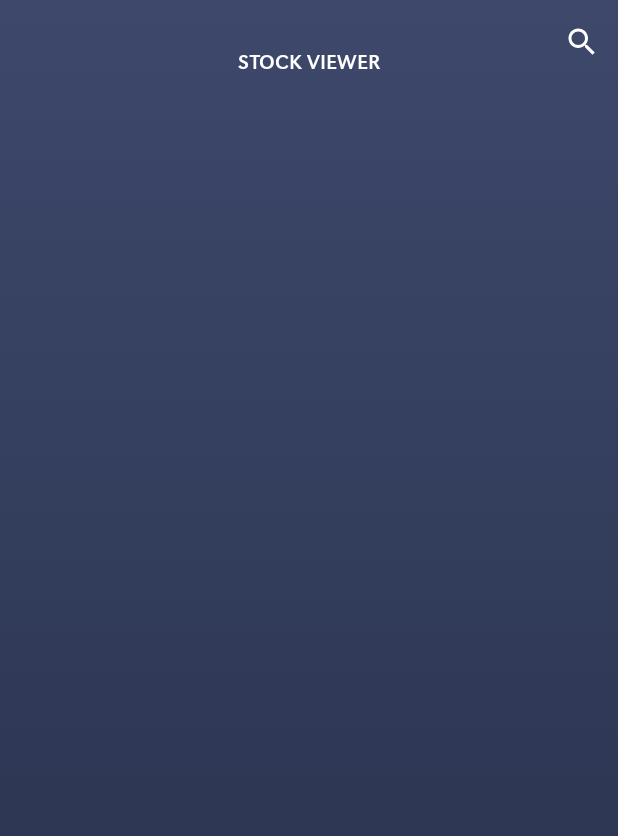
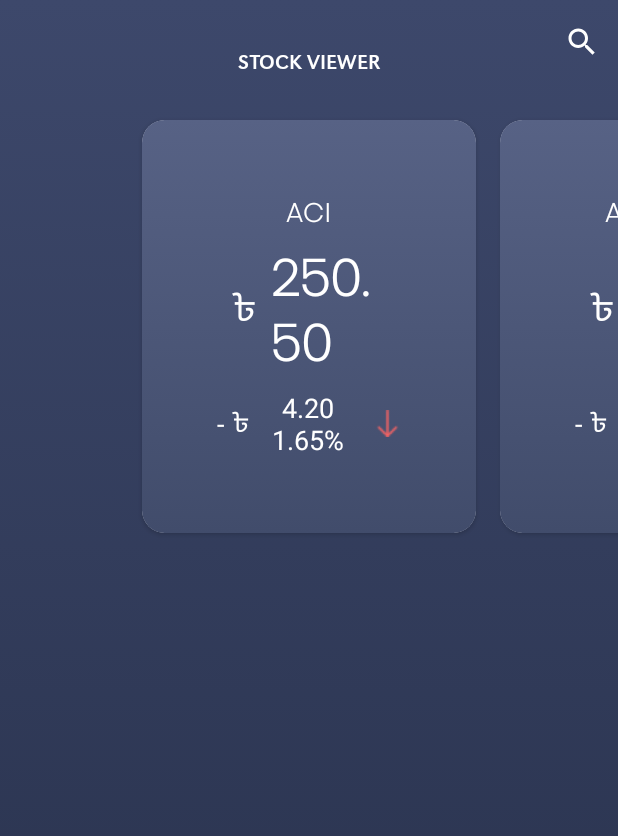
Before and after one commit to RasheeqZaman/Stock-Viewer, an Android app: the screen it shows after launch (MainActivity), on a phone screen of 412 x 824 dp. Before the commit the part shown is almost empty. Shown: the top 836 px of the screen. Run offline under Robolectric (Android 15) with nearby library versions, the phone set to English and light mode, and no system bars.

Commit message:
Added Top Stock Slider.

```diff
--- a/app/build.gradle
+++ b/app/build.gradle
@@ -26,6 +26,7 @@ dependencies {
     implementation fileTree(dir: "libs", include: ["*.jar"])
     implementation 'androidx.appcompat:appcompat:1.1.0'
     implementation 'androidx.constraintlayout:constraintlayout:1.1.3'
+    implementation 'androidx.cardview:cardview:1.0.0'
     testImplementation 'junit:junit:4.12'
     androidTestImplementation 'androidx.test.ext:junit:1.1.1'
     androidTestImplementation 'androidx.test.espresso:espresso-core:3.2.0'
--- a/app/src/main/java/com/example/stockviewer/MainActivity.java
+++ b/app/src/main/java/com/example/stockviewer/MainActivity.java
@@ -4,12 +4,20 @@ import androidx.appcompat.app.AppCompatActivity;
 import androidx.appcompat.widget.SearchView;
 import androidx.appcompat.widget.Toolbar;
 import androidx.core.view.MenuItemCompat;
+import androidx.viewpager.widget.ViewPager;
 
 import android.os.Bundle;
 import android.view.Menu;
 import android.view.MenuItem;
 
+import java.util.ArrayList;
+import java.util.List;
+
 public class MainActivity extends AppCompatActivity {
+
+    ViewPager viewPager;
+    StockTopAdapter adapter;
+    List<StockModel> models;
 
     @Override
     protected void onCreate(Bundle savedInstanceState) {
@@ -20,6 +28,19 @@ public class MainActivity extends AppCompatActivity {
         setSupportActionBar(toolbar);
 
         getSupportActionBar().setDisplayShowTitleEnabled(false);
+
+        models = new ArrayList<>();
+        models.add(new StockModel("ACI", 250.50, 4.20, 1.65, false));
+        models.add(new StockModel("ACMELAB", 72.20, 0.50, 0.69, false));
+        models.add(new StockModel("AGRANINS", 36.00, 0.50, 1.41, true));
+        models.add(new StockModel("AIL", 31.30, 0.10, 0.32, false));
+        models.add(new StockModel("AIBL1STMF", 7.70, 0.10, 1.32, true));
+
+        adapter = new StockTopAdapter(models, this);
+
+        viewPager = findViewById(R.id.top_viewpager);
+        viewPager.setAdapter(adapter);
+        viewPager.setPadding(130, 0, 130, 0);
     }
 
     @Override
--- /dev/null
+++ b/app/src/main/java/com/example/stockviewer/StockModel.java
@@ -0,0 +1,55 @@
+package com.example.stockviewer;
+
+public class StockModel {
+    private String companyName;
+    private double price, priceChange, priceChangePercent;
+    private boolean priceIncrease;
+
+    public StockModel(String companyName, double price, double priceChange, double priceChangePercent, boolean priceIncrease) {
+        this.companyName = companyName;
+        this.price = price;
+        this.priceChange = priceChange;
+        this.priceChangePercent = priceChangePercent;
+        this.priceIncrease = priceIncrease;
+    }
+
+    public String getCompanyName() {
+        return companyName;
+    }
+
+    public void setCompanyName(String companyName) {
+        this.companyName = companyName;
+    }
+
+    public boolean isPriceIncrease() {
+        return priceIncrease;
+    }
+
+    public void setPriceIncrease(boolean priceIncrease) {
+        this.priceIncrease = priceIncrease;
+    }
+
+    public double getPrice() {
+        return price;
+    }
+
+    public void setPrice(double price) {
+        this.price = price;
+    }
+
+    public double getPriceChange() {
+        return priceChange;
+    }
+
+    public void setPriceChange(double priceChange) {
+        this.priceChange = priceChange;
+    }
+
+    public double getPriceChangePercent() {
+        return priceChangePercent;
+    }
+
+    public void setPriceChangePercent(double priceChangePercent) {
+        this.priceChangePercent = priceChangePercent;
+    }
+}
--- /dev/null
+++ b/app/src/main/java/com/example/stockviewer/StockTopAdapter.java
@@ -0,0 +1,60 @@
+package com.example.stockviewer;
+
+import android.content.Context;
+import android.view.LayoutInflater;
+import android.view.View;
+import android.view.ViewGroup;
+import android.widget.TextView;
+
+import androidx.annotation.NonNull;
+import androidx.viewpager.widget.PagerAdapter;
+
+import java.util.List;
+
+public class StockTopAdapter extends PagerAdapter {
+    private List<StockModel> models;
+    private LayoutInflater layoutInflater;
+
+    public StockTopAdapter(List<StockModel> models, Context context) {
+        this.models = models;
+        this.context = context;
+    }
+
+    private Context context;
+
+    @Override
+    public int getCount() {
+        return models.size();
+    }
+
+    @Override
+    public boolean isViewFromObject(@NonNull View view, @NonNull Object object) {
+        return view.equals(object);
+    }
+
+    @NonNull
+    @Override
+    public Object instantiateItem(@NonNull ViewGroup container, int position) {
+        layoutInflater = LayoutInflater.from(context);
+        View view = layoutInflater.inflate(R.layout.top_item, container, false);
+
+        TextView topCompanyName = view.findViewById(R.id.top_company_name);
+        TextView topCompanyPrice = view.findViewById(R.id.top_company_price);
+        TextView topCompanyPriceChange = view.findViewById(R.id.top_company_price_change);
+        TextView topCompanyPriceSign = view.findViewById(R.id.top_company_price_sign);
+
+        topCompanyName.setText(models.get(position).getCompanyName());
+        topCompanyPrice.setText(String.format("%.2f", models.get(position).getPrice()));
+        topCompanyPriceSign.setText(models.get(position).isPriceIncrease() ? "+" : "-");
+        topCompanyPriceChange.setText(String.format("%.2f", models.get(position).getPriceChange()) + " " + String.format("%.2f", models.get(position).getPriceChangePercent()) + "%");
+        topCompanyPriceChange.setCompoundDrawablesWithIntrinsicBounds(0, 0, models.get(position).isPriceIncrease() ? R.drawable.up : R.drawable.down, 0);
+
+        container.addView(view, 0);
+        return view;
+    }
+
+    @Override
+    public void destroyItem(@NonNull ViewGroup container, int position, @NonNull Object object) {
+        container.removeView((View)object);
+    }
+}
--- /dev/null
+++ b/app/src/main/res/drawable/top_scroller_background.xml
@@ -0,0 +1,11 @@
+<?xml version="1.0" encoding="utf-8"?>
+<selector xmlns:android="http://schemas.android.com/apk/res/android">
+    <item>
+        <shape>
+            <gradient
+                android:startColor="#576285"
+                android:endColor="#414c6b"
+                android:angle="-90" />
+        </shape>
+    </item>
+</selector>
--- a/app/src/main/res/layout/activity_main.xml
+++ b/app/src/main/res/layout/activity_main.xml
@@ -1,5 +1,5 @@
 <?xml version="1.0" encoding="utf-8"?>
-<LinearLayout xmlns:android="http://schemas.android.com/apk/res/android"
+<RelativeLayout xmlns:android="http://schemas.android.com/apk/res/android"
     xmlns:app="http://schemas.android.com/apk/res-auto"
     xmlns:tools="http://schemas.android.com/tools"
     android:layout_width="match_parent"
@@ -12,4 +12,12 @@
         android:id="@+id/toolbar"
         layout="@layout/toolbar"/>
 
-</LinearLayout>
+    <androidx.viewpager.widget.ViewPager
+        android:foregroundGravity="center"
+        android:id="@+id/top_viewpager"
+        android:overScrollMode="never"
+        android:clipToPadding="false"
+        android:layout_width="wrap_content"
+        android:layout_height="wrap_content"/>
+
+</RelativeLayout>
--- /dev/null
+++ b/app/src/main/res/layout/top_item.xml
@@ -0,0 +1,99 @@
+<?xml version="1.0" encoding="utf-8"?>
+<LinearLayout xmlns:android="http://schemas.android.com/apk/res/android"
+    xmlns:app="http://schemas.android.com/apk/res-auto"
+    android:orientation="vertical"
+    android:layout_width="match_parent"
+    android:layout_height="match_parent">
+
+    <androidx.cardview.widget.CardView
+        android:layout_width="match_parent"
+        android:layout_height="wrap_content"
+        app:cardCornerRadius="15dp"
+        android:layout_marginVertical="80dp"
+        android:layout_marginHorizontal="8dp">
+
+        <LinearLayout
+            android:orientation="vertical"
+            android:layout_width="match_parent"
+            android:layout_height="wrap_content"
+            android:background="@drawable/top_scroller_background"
+            android:padding="50dp">
+
+            <TextView
+                android:layout_width="match_parent"
+                android:layout_height="wrap_content"
+                android:id="@+id/top_company_name"
+                android:text="JAMUNABANK"
+                android:fontFamily="@font/touche_light"
+                android:textSize="18dp"
+                android:gravity="center"
+                android:textColor="#fff"/>
+
+            <LinearLayout
+                android:orientation="horizontal"
+                android:layout_width="match_parent"
+                android:layout_height="wrap_content"
+                android:layout_margin="10dp"
+                android:gravity="center">
+
+                <TextView
+                    android:layout_width="wrap_content"
+                    android:layout_height="wrap_content"
+                    android:text="৳"
+                    android:textColor="#fff"
+                    android:textSize="25dp"
+                    android:layout_marginRight="10dp"/>
+
+                <TextView
+                    android:layout_width="wrap_content"
+                    android:layout_height="wrap_content"
+                    android:id="@+id/top_company_price"
+                    android:text="72.00"
+                    android:fontFamily="@font/touche_light"
+                    android:textColor="#fff"
+                    android:textSize="35dp"/>
+
+            </LinearLayout>
+
+            <LinearLayout
+                android:orientation="horizontal"
+                android:layout_width="match_parent"
+                android:layout_height="wrap_content"
+                android:gravity="center">
+
+                <TextView
+                    android:layout_width="wrap_content"
+                    android:layout_height="wrap_content"
+                    android:id="@+id/top_company_price_sign"
+                    android:text="-"
+                    android:textColor="#fff"
+                    android:textSize="18dp"
+                    android:layout_marginRight="5dp"/>
+
+                <TextView
+                    android:layout_width="wrap_content"
+                    android:layout_height="wrap_content"
+                    android:text="৳"
+                    android:textColor="#fff"
+                    android:textSize="18dp"
+                    android:layout_marginRight="5dp"/>
+
+                <TextView
+                    android:layout_width="wrap_content"
+                    android:layout_height="wrap_content"
+                    android:gravity="center"
+                    android:id="@+id/top_company_price_change"
+                    android:text="3.20 (0.78%)"
+                    android:drawableRight="@drawable/up"
+                    android:drawablePadding="10dp"
+                    android:textColor="#fff"
+                    android:textSize="18dp"/>
+            </LinearLayout>
+
+
+
+        </LinearLayout>
+
+    </androidx.cardview.widget.CardView>
+
+</LinearLayout>
```
Also changed, not shown: app/src/main/res/drawable-v24/down.png (added), app/src/main/res/drawable-v24/up.png (added), app/src/main/res/font/touche_light.ttf (added).
